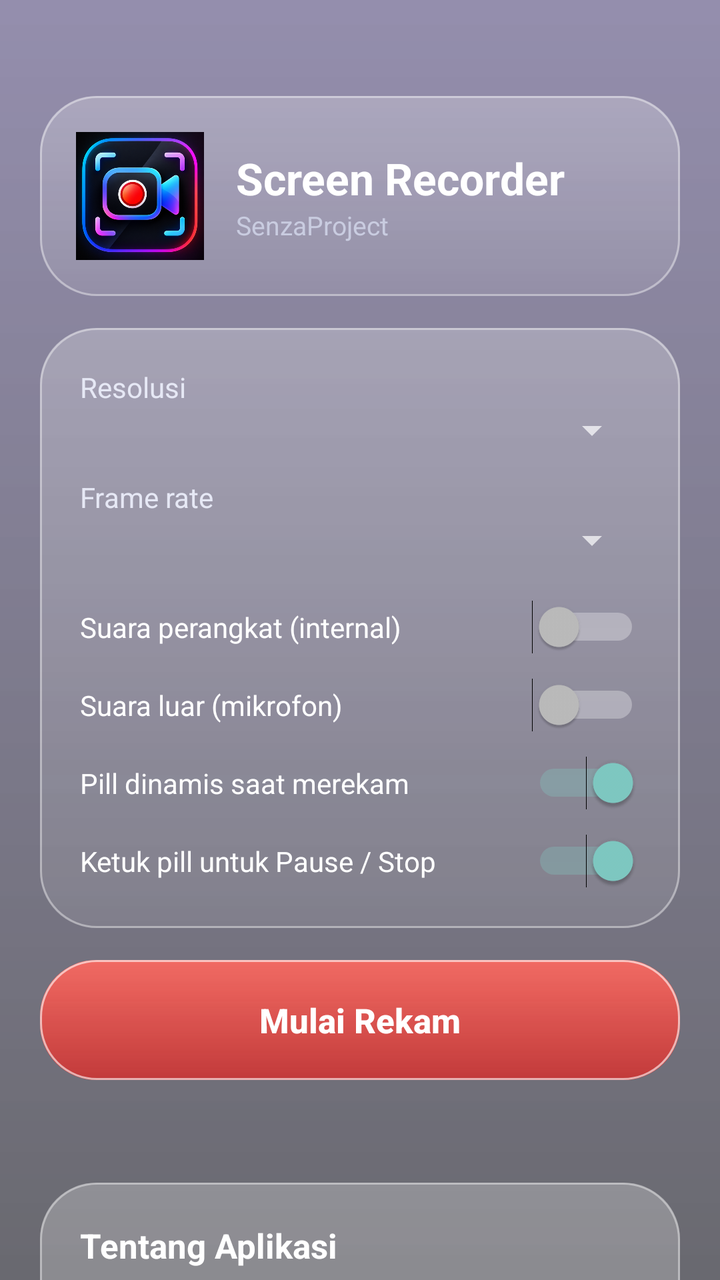
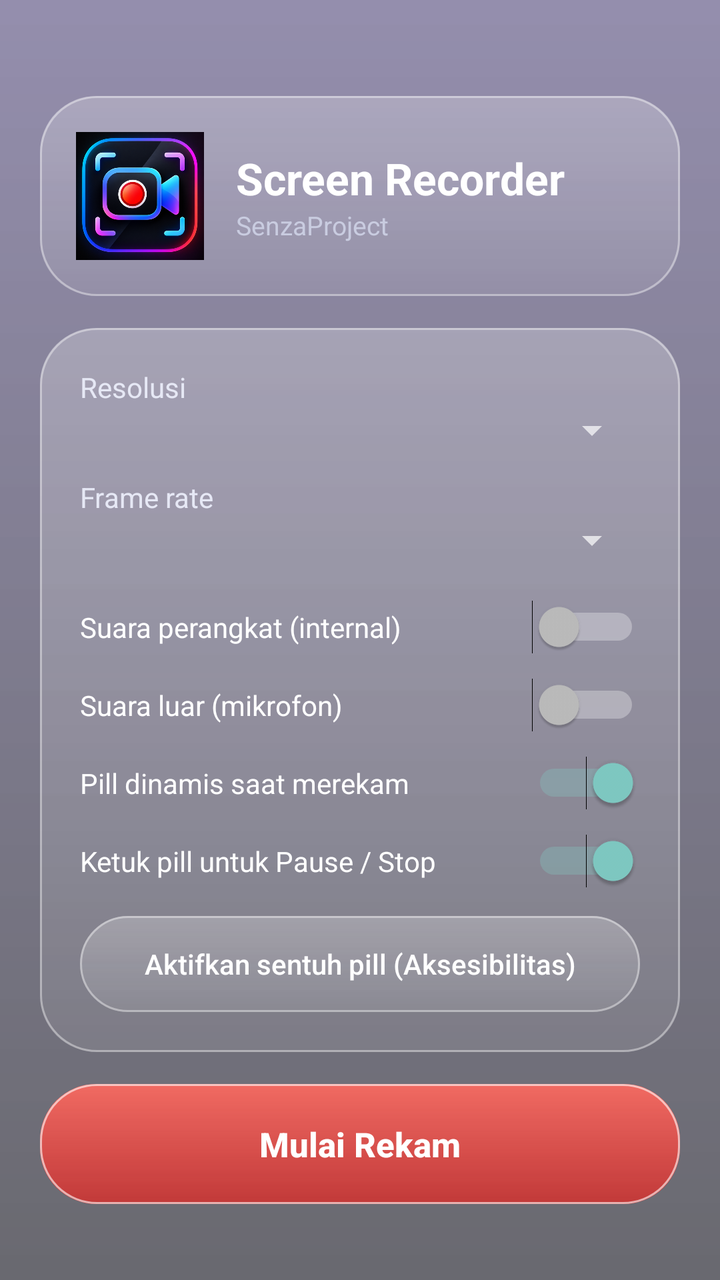

Compare the two renders of this Android layout. The source of the first and the diff that turns it into the second are given below.
<!-- AndroidManifest.xml: application theme AppTheme -->
<!-- res/layout/activity_main.xml -->
<?xml version="1.0" encoding="utf-8"?>
<ScrollView xmlns:android="http://schemas.android.com/apk/res/android"
    android:layout_width="match_parent"
    android:layout_height="match_parent"
    android:fillViewport="true"
    android:scrollbars="none">

<LinearLayout
    android:layout_width="match_parent"
    android:layout_height="wrap_content"
    android:orientation="vertical"
    android:paddingLeft="20dp"
    android:paddingRight="20dp"
    android:paddingTop="48dp"
    android:paddingBottom="32dp">

    
    <LinearLayout
        android:layout_width="match_parent"
        android:layout_height="wrap_content"
        android:background="@drawable/glass_card"
        android:gravity="center_vertical"
        android:orientation="horizontal"
        android:padding="18dp">

        <ImageView
            android:layout_width="64dp"
            android:layout_height="64dp"
            android:src="@drawable/logo" />

        <LinearLayout
            android:layout_width="0dp"
            android:layout_height="wrap_content"
            android:layout_marginLeft="16dp"
            android:layout_weight="1"
            android:orientation="vertical">

            <TextView
                android:layout_width="wrap_content"
                android:layout_height="wrap_content"
                android:text="Screen Recorder"
                android:textColor="#FFFFFF"
                android:textSize="22sp"
                android:textStyle="bold" />

            <TextView
                android:layout_width="wrap_content"
                android:layout_height="wrap_content"
                android:text="SenzaProject"
                android:textColor="#C9CCE0"
                android:textSize="13sp" />
        </LinearLayout>
    </LinearLayout>

    
    <LinearLayout
        android:layout_width="match_parent"
        android:layout_height="wrap_content"
        android:layout_marginTop="16dp"
        android:background="@drawable/glass_card"
        android:orientation="vertical"
        android:padding="20dp">

        <TextView
            android:layout_width="wrap_content"
            android:layout_height="wrap_content"
            android:text="Resolusi"
            android:textColor="#E6E8F5" />

        <Spinner
            android:id="@+id/spRes"
            android:layout_width="match_parent"
            android:layout_height="wrap_content"
            android:popupBackground="@drawable/glass_popup" />

        <TextView
            android:layout_width="wrap_content"
            android:layout_height="wrap_content"
            android:layout_marginTop="12dp"
            android:text="Frame rate"
            android:textColor="#E6E8F5" />

        <Spinner
            android:id="@+id/spFps"
            android:layout_width="match_parent"
            android:layout_height="wrap_content"
            android:popupBackground="@drawable/glass_popup" />

        <Switch
            android:id="@+id/swDev"
            android:layout_width="match_parent"
            android:layout_height="wrap_content"
            android:layout_marginTop="18dp"
            android:text="Suara perangkat (internal)"
            android:textColor="#FFFFFF" />

        <Switch
            android:id="@+id/swMic"
            android:layout_width="match_parent"
            android:layout_height="wrap_content"
            android:layout_marginTop="12dp"
            android:text="Suara luar (mikrofon)"
            android:textColor="#FFFFFF" />

        <Switch
            android:id="@+id/swIsland"
            android:layout_width="match_parent"
            android:layout_height="wrap_content"
            android:layout_marginTop="12dp"
            android:checked="true"
            android:text="Pill dinamis saat merekam"
            android:textColor="#FFFFFF" />

        <Switch
            android:id="@+id/swIslandCtl"
            android:layout_width="match_parent"
            android:layout_height="wrap_content"
            android:layout_marginTop="12dp"
            android:checked="true"
            android:text="Ketuk pill untuk Pause / Stop"
            android:textColor="#FFFFFF" />
    </LinearLayout>

    <Button
        android:id="@+id/btn"
        android:layout_width="match_parent"
        android:layout_height="60dp"
        android:layout_marginTop="16dp"
        android:background="@drawable/glass_button"
        android:stateListAnimator="@null"
        android:text="Mulai Rekam"
        android:textAllCaps="false"
        android:textColor="#FFFFFF"
        android:textSize="17sp"
        android:textStyle="bold" />

    <TextView
        android:id="@+id/tvInfo"
        android:layout_width="match_parent"
        android:layout_height="wrap_content"
        android:layout_marginTop="14dp"
        android:paddingLeft="6dp"
        android:paddingRight="6dp"
        android:textColor="#C9CCE0"
        android:textSize="12.5sp" />

    
    <LinearLayout
        android:layout_width="match_parent"
        android:layout_height="wrap_content"
        android:layout_marginTop="20dp"
        android:background="@drawable/glass_card"
        android:orientation="vertical"
        android:padding="20dp">

        <TextView
            android:layout_width="wrap_content"
            android:layout_height="wrap_content"
            android:text="Tentang Aplikasi"
            android:textColor="#FFFFFF"
            android:textSize="17sp"
            android:textStyle="bold" />

        <TextView
            android:id="@+id/tvAboutVer"
            android:layout_width="wrap_content"
            android:layout_height="wrap_content"
            android:layout_marginTop="6dp"
            android:textColor="#C9CCE0"
            android:textSize="13sp" />

        <TextView
            android:layout_width="match_parent"
            android:layout_height="wrap_content"
            android:layout_marginTop="10dp"
            android:lineSpacingExtra="3dp"
            android:text="Perekam layar ringan dengan resolusi 480p sampai 2K dan frame rate hingga 120 fps, menyesuaikan kemampuan perangkat. Bisa merekam suara perangkat dan suara luar (mikrofon), keduanya dapat dihidupkan atau dimatikan sendiri-sendiri."
            android:textColor="#E6E8F5"
            android:textSize="13.5sp" />

        <TextView
            android:layout_width="match_parent"
            android:layout_height="wrap_content"
            android:layout_marginTop="10dp"
            android:lineSpacingExtra="3dp"
            android:text="•  480p, 720p, 1080p: 30 / 60 / 90 / 120 fps\n•  2K 120 fps (jika didukung perangkat)\n•  Suara internal dan mikrofon\n•  Pill dinamis sejajar kamera depan, ketuk untuk Pause / Stop\n•  Hasil tersimpan di Movies/ScreenRecorder"
            android:textColor="#E6E8F5"
            android:textSize="13.5sp" />

        <TextView
            android:layout_width="match_parent"
            android:layout_height="wrap_content"
            android:layout_marginTop="12dp"
            android:text="Dikembangkan oleh SenzaProject"
            android:textColor="#C9CCE0"
            android:textSize="12.5sp" />
    </LinearLayout>
</LinearLayout>
</ScrollView>
<!-- resources referenced by this layout -->
<resources>
  <!-- drawable glass_button (drawable) -->
  <?xml version="1.0" encoding="utf-8"?>
  <layer-list xmlns:android="http://schemas.android.com/apk/res/android">
      <item>
          <shape android:shape="rectangle">
              <gradient android:angle="270" android:startColor="#E6FF6A60" android:endColor="#B3E5231F" />
              <corners android:radius="28dp" />
          </shape>
      </item>
      <item>
          <shape android:shape="rectangle">
              <stroke android:width="1dp" android:color="#99FFFFFF" />
              <corners android:radius="28dp" />
          </shape>
      </item>
  </layer-list>
  <!-- drawable glass_card (drawable) -->
  <?xml version="1.0" encoding="utf-8"?>
  <layer-list xmlns:android="http://schemas.android.com/apk/res/android">
      <item>
          <shape android:shape="rectangle">
              <gradient android:angle="270" android:startColor="#3DFFFFFF" android:endColor="#14FFFFFF" />
              <corners android:radius="28dp" />
          </shape>
      </item>
      <item>
          <shape android:shape="rectangle">
              <stroke android:width="1dp" android:color="#66FFFFFF" />
              <corners android:radius="28dp" />
          </shape>
      </item>
  </layer-list>
  <!-- drawable glass_popup (drawable) -->
  <?xml version="1.0" encoding="utf-8"?>
  <shape xmlns:android="http://schemas.android.com/apk/res/android" android:shape="rectangle">
      <solid android:color="#E61B1B2B" />
      <stroke android:width="1dp" android:color="#44FFFFFF" />
      <corners android:radius="18dp" />
  </shape>
  <!-- drawable logo: png bitmap (drawable-nodpi, 267979 bytes) -->
  <style name="AppTheme" parent="android:Theme.Material.NoActionBar">
          <item name="android:windowIsTranslucent">true</item>
          <item name="android:windowShowWallpaper">true</item>
          <item name="android:windowBackground">@drawable/window_bg</item>
          <item name="android:statusBarColor">@android:color/transparent</item>
          <item name="android:navigationBarColor">@android:color/transparent</item>
          <item name="android:textColorPrimary">#FFFFFF</item>
      </style>
  <!-- drawable window_bg (drawable) -->
  <?xml version="1.0" encoding="utf-8"?>
  <shape xmlns:android="http://schemas.android.com/apk/res/android">
      <gradient android:angle="270" android:startColor="#802A1E5C" android:endColor="#99050510" />
  </shape>
</resources>

<!-- the commit's change to res/layout/activity_main.xml (unified diff, before → after) -->
@@ -119,6 +119,18 @@
             android:checked="true"
             android:text="Ketuk pill untuk Pause / Stop"
             android:textColor="#FFFFFF" />
+
+        <Button
+            android:id="@+id/btnA11y"
+            android:layout_width="match_parent"
+            android:layout_height="48dp"
+            android:layout_marginTop="14dp"
+            android:background="@drawable/glass_card"
+            android:stateListAnimator="@null"
+            android:text="Aktifkan sentuh pill (Aksesibilitas)"
+            android:textAllCaps="false"
+            android:textColor="#FFFFFF"
+            android:textSize="14sp" />
     </LinearLayout>
 
     <Button
